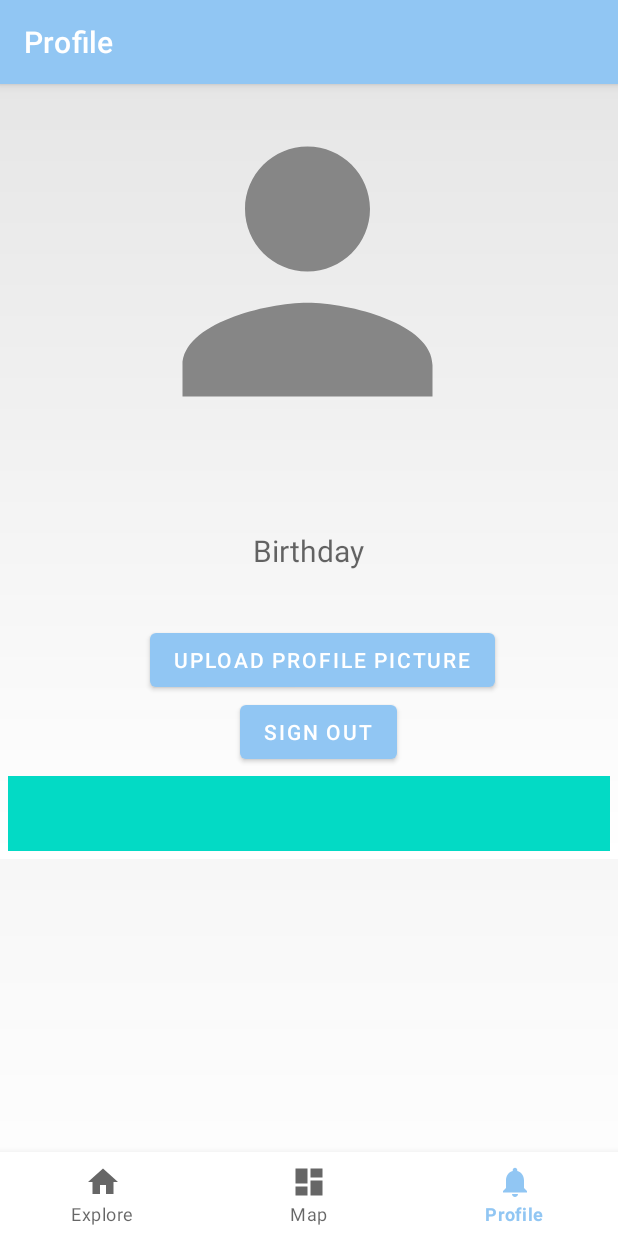
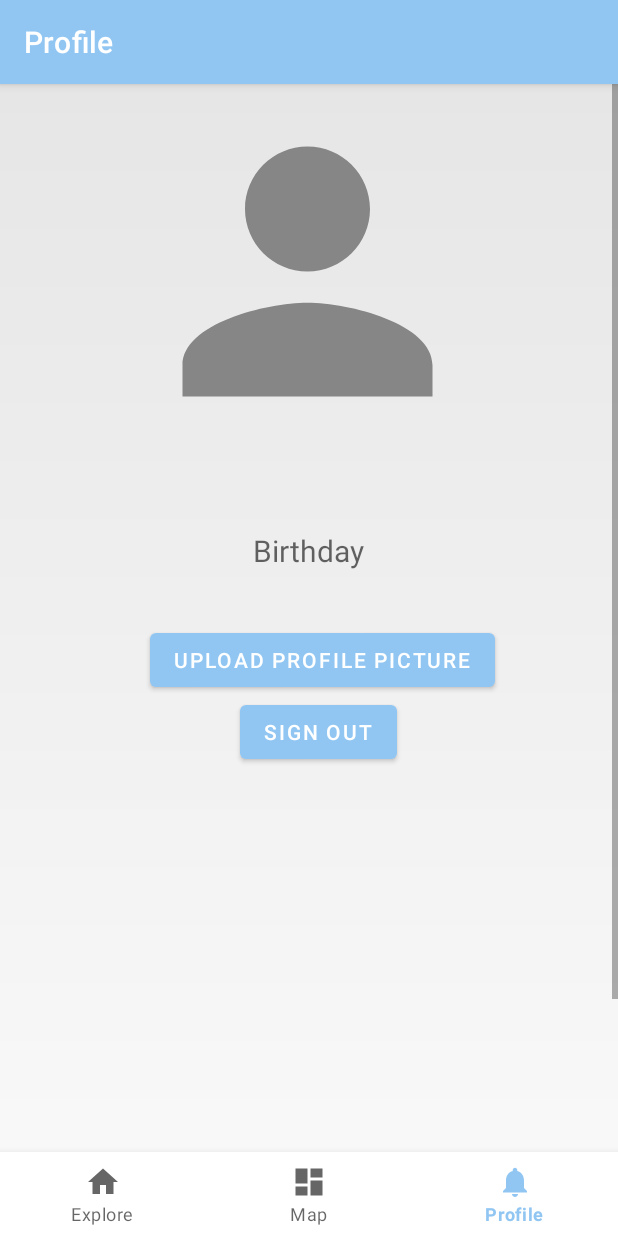
Before and after one commit to cgsilva1/EventMe, an Android app: the ProfileFragment screen opened through its navigation route, on a phone screen of 412 x 824 dp. Run offline under Robolectric (Android 15) with nearby library versions, the phone set to English and light mode, and no system bars; our stand-ins replace Firebase (no records; nobody signed in at launch, a user with empty details on screens opened directly), Picasso, navigation-ui; pictures from the network do not load; 2 statements that could not run were skipped.

Commit message:
added extra ui and started search

```diff
--- a/app/src/main/java/com/example/eventme/ui/explore/ExploreAdapter.java
+++ b/app/src/main/java/com/example/eventme/ui/explore/ExploreAdapter.java
@@ -10,6 +10,7 @@ import android.widget.TextView;
 import android.widget.Toast;
 
 import androidx.annotation.NonNull;
+import androidx.appcompat.widget.SearchView;
 import androidx.cardview.widget.CardView;
 import androidx.recyclerview.widget.RecyclerView;
 
@@ -36,8 +37,10 @@ import javax.xml.transform.Source;
 
 public class ExploreAdapter extends RecyclerView.Adapter<ExploreAdapter.MyViewHolder> {
     private Context context;
+    SearchView searchView;
     User user;
     ArrayList<Event> data;
+    RecyclerView recyclerView;
     FirebaseAuth mAuth = FirebaseAuth.getInstance();
 
     String date;
@@ -95,6 +98,7 @@ public class ExploreAdapter extends RecyclerView.Adapter<ExploreAdapter.MyViewHo
         holder.cost.setText("$"+event.getCost() + "0");
         holder.date.setText(event.getDate());
         holder.time.setText(event.getTime());
+
     }
 
     @Override
@@ -109,6 +113,7 @@ public class ExploreAdapter extends RecyclerView.Adapter<ExploreAdapter.MyViewHo
         TextView cost;
         TextView date;
         TextView time;
+        Button reg;
 
         //CardView cardView;
         //need to add other parameters of event
@@ -121,6 +126,7 @@ public class ExploreAdapter extends RecyclerView.Adapter<ExploreAdapter.MyViewHo
             cost = itemView.findViewById(R.id.cost);
             date = itemView.findViewById(R.id.date);
             time = itemView.findViewById(R.id.time);
+            reg = itemView.findViewById(R.id.eventRegisterBtn);
             //cardView = itemView.findViewById(R.id.card_view);
 
         }
--- a/app/src/main/java/com/example/eventme/ui/explore/ExploreFragment.java
+++ b/app/src/main/java/com/example/eventme/ui/explore/ExploreFragment.java
@@ -57,6 +57,7 @@ public class ExploreFragment extends Fragment {
     FirebaseDatabase firebaseDatabase;
     //DatabaseReference dbRef = firebaseDatabase.getReference("Event");
     ArrayList<Event> events;
+    ArrayList<Event> results = new ArrayList<>();
     String[] nums = new String[]{ "0", "1", "2", "3", "4", "5", "6", "7", "8", "9", "10", "11", "12", "13", "14", "15", "16", "17", "18", "19"};
 
     String eventID;
@@ -70,26 +71,31 @@ public class ExploreFragment extends Fragment {
         View root = binding.getRoot();
 
         recyclerView = root.findViewById(R.id.rv);
-
-
-
-
+        searchView = root.findViewById(R.id.searchView);
 
         recyclerView.setLayoutManager(new LinearLayoutManager(getActivity()));
-
-
-        FirebaseRecyclerOptions<Event> options = new FirebaseRecyclerOptions.Builder<Event>().setQuery(ref, Event.class).build();
-        data = new ArrayList<Event>();
-        data.add(new Event("name1", "cat1", "11/09/2001", "loc1", "7:00", 5, "sponsor1", "desc1", 10));
-        data.add(new Event("name2", "cat2", "11/09/2001", "loc2", "7:00", 5, "sponsor2", "desc2", 10));
-        data.add(new Event("name3", "cat3", "11/09/2001", "loc3", "7:00", 5, "sponsor3", "desc3", 10));
-        data.add(new Event("name4", "cat4", "11/09/2001", "loc4", "7:00", 5, "sponsor4", "desc4", 10));
-        //for loop through events in firebase add it to data array list and then display
-
 
         FirebaseFirestore db = FirebaseFirestore.getInstance();
         events = new ArrayList<Event>();
         adapter = new ExploreAdapter(getContext(), events);
+
+
+        searchView.setOnQueryTextListener(new SearchView.OnQueryTextListener() { //taking in what user is entering in search bar
+                @Override
+                public boolean onQueryTextSubmit(String s) {
+                    String str = s;
+                    search(s);
+//                    events = results;
+//                    adapter.notifyDataSetChanged();
+                    return false;
+                }
+
+                @Override
+                public boolean onQueryTextChange(String s) {
+                    return true;
+                }
+            });
+
 
         db.collection("Events").orderBy("cost", Query.Direction.ASCENDING)
                 .addSnapshotListener(new EventListener<QuerySnapshot>() {
@@ -115,15 +121,20 @@ public class ExploreFragment extends Fragment {
         return root;
     }
 
-//    @Override public void onStart(){
-//        super.onStart();
-//        adapter.startListening();
-//    }
-//
-//    @Override public void onStop(){
-//        super.onStop();
-//        adapter.startListening();
-//    }
+    private ArrayList<Event> search(String str){
+        if(events != null) {
+            for (Event object : events) { //DATA IS NULL SO NEED TO MAKE SURE ACCESEING RIGHT SPOT IN DATABASE
+                if (object.getName().toLowerCase().contains(str.toLowerCase())) { //description matches what was entered
+                    results.add(object);
+                }
+            }
+        }
+        return results;
+//        ExploreAdapter exploreAdapter = new ExploreAdapter(getContext(), results);
+//        recyclerView.setAdapter(exploreAdapter);
+    }
+
+
 }
 
 
--- a/app/src/main/java/com/example/eventme/ui/profile/ProfileFragment.java
+++ b/app/src/main/java/com/example/eventme/ui/profile/ProfileFragment.java
@@ -65,6 +65,7 @@ public class ProfileFragment extends Fragment {
     Button signOut;
     ImageView profilePic;
     ImageView logo;
+    Button regBtn;
     String dbName;
     String dbDob;
     String uname;
@@ -120,6 +121,8 @@ public class ProfileFragment extends Fragment {
 
         //RECYCLER VIEW OF REGISTERED EVENTS
         recyclerView = root.findViewById(R.id.rvProfile);
+        regBtn = root.findViewById(R.id.eventRegisterBtn);
+//        regBtn.setText("unregister");
 
 
         if(loggedIn()){ //if user is logged in show profile infomration & log out button
@@ -265,6 +268,7 @@ public class ProfileFragment extends Fragment {
         // this intent returns the image that the user has clicked on to select
         Intent openGalleryIntent = new Intent(Intent.ACTION_PICK, MediaStore.Images.Media.EXTERNAL_CONTENT_URI);
          startActivityForResult(openGalleryIntent, 1000);
+
     }
 
     public void sendSignOut(){
--- a/app/src/main/res/layout/fragment_profile.xml
+++ b/app/src/main/res/layout/fragment_profile.xml
@@ -148,9 +148,8 @@
     <androidx.recyclerview.widget.RecyclerView
         android:id="@+id/rvProfile"
         android:layout_width="match_parent"
-        android:layout_height="match_parent"
+        android:layout_height="500dp"
         android:layout_margin="5dp"
-        android:background="@color/teal_200"
         android:paddingBottom="50dp"
         app:layoutManager="androidx.recyclerview.widget.LinearLayoutManager"/>
 
```
Also changed, not shown: app/src/main/res/layout/fragment_explore.xml (+10 -12 lines).
